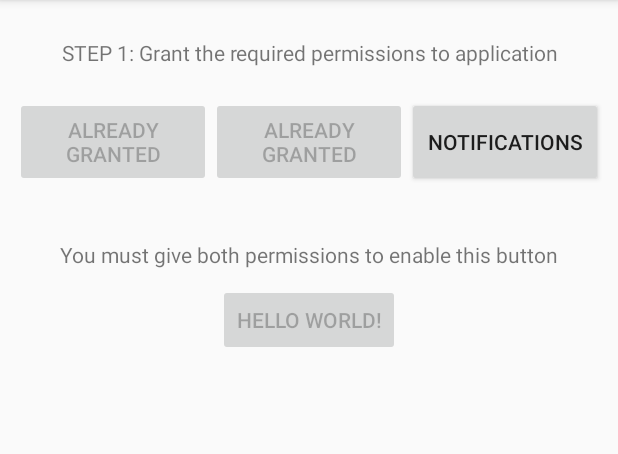
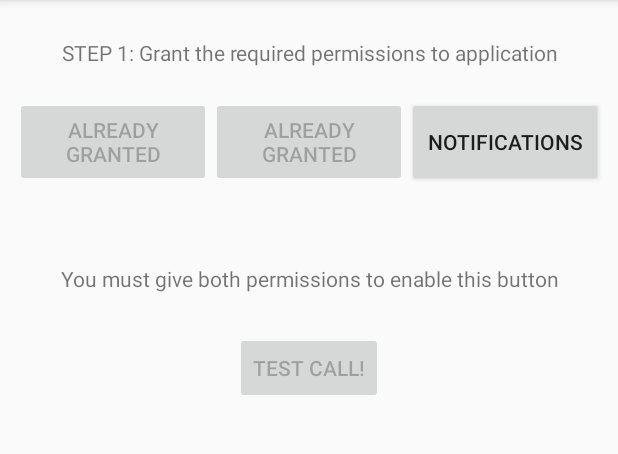
Before and after one commit to juniaziz/KeepItSilent, an Android app: the screen it shows after launch (MainActivity), on a phone screen of 412 x 824 dp, the part 84-538 px from its top. Run offline under Robolectric (Android 15) with nearby library versions, the phone set to English and light mode, and no system bars.

```diff
--- a/app/src/main/AndroidManifest.xml
+++ b/app/src/main/AndroidManifest.xml
@@ -18,7 +18,6 @@
         <activity android:name=".MainActivity">
             <intent-filter>
                 <action android:name="android.intent.action.MAIN" />
-
                 <category android:name="android.intent.category.LAUNCHER" />
             </intent-filter>
         </activity>
--- a/app/src/main/java/com/junaidaziz/keepitsilent/MainActivity.java
+++ b/app/src/main/java/com/junaidaziz/keepitsilent/MainActivity.java
@@ -102,15 +102,16 @@ public class MainActivity extends AppCompatActivity {
                 });
                 Toast.makeText(context, "Notification Access Asked", Toast.LENGTH_LONG).show();
             }  else {
-                Toast.makeText(context, "Notification Access Granted", Toast.LENGTH_LONG).show();
+               // Toast.makeText(context, "Notification Access Granted", Toast.LENGTH_LONG).show();
             }
         }
 
         if (checkForPermissions()){
             soundBtn.setEnabled(true);
             soundBtn.setOnClickListener(onSoundBtnListener);
-            btn_textView.setVisibility(View.INVISIBLE);
+            btn_textView.setText(R.string.btn_text_after_perm);
             step_1_textView.setText(R.string.step_1_done);
+
         }
     }
 
--- a/app/src/main/java/com/junaidaziz/keepitsilent/ToggleSoundMode.java
+++ b/app/src/main/java/com/junaidaziz/keepitsilent/ToggleSoundMode.java
@@ -6,7 +6,6 @@ import android.content.*;
 import android.media.AudioManager;
 import android.os.Build;
 import android.util.Log;
-import android.widget.Toast;
 
 
 /*
--- a/app/src/main/res/layout/activity_main.xml
+++ b/app/src/main/res/layout/activity_main.xml
@@ -69,12 +69,14 @@
                 android:layout_width="wrap_content"
                 android:layout_height="wrap_content"
                 android:text="@string/btn_text"
+                android:gravity="center"
+                android:layout_margin="16dp"
                 android:id="@+id/btn_text"/>
 
             <Button
                 android:layout_width="wrap_content"
                 android:layout_height="wrap_content"
-                android:text="Hello World!"
+                android:text="Test Call!"
                 android:id="@+id/soundBtn"
                 android:layout_marginTop="10dp"/>
 
--- a/app/src/main/res/values/strings.xml
+++ b/app/src/main/res/values/strings.xml
@@ -14,5 +14,6 @@
 
     <string name="btn_text">You must give both permissions to enable this button</string>
 
+    <string name="btn_text_after_perm">Put your phone in silent and make three test calls to check its working</string>
 
 </resources>
```
Also changed, not shown: app/src/main/java/com/junaidaziz/keepitsilent/TimerService.java (+13 -65 lines). Lines whose indentation alone changed are shown as unchanged.
